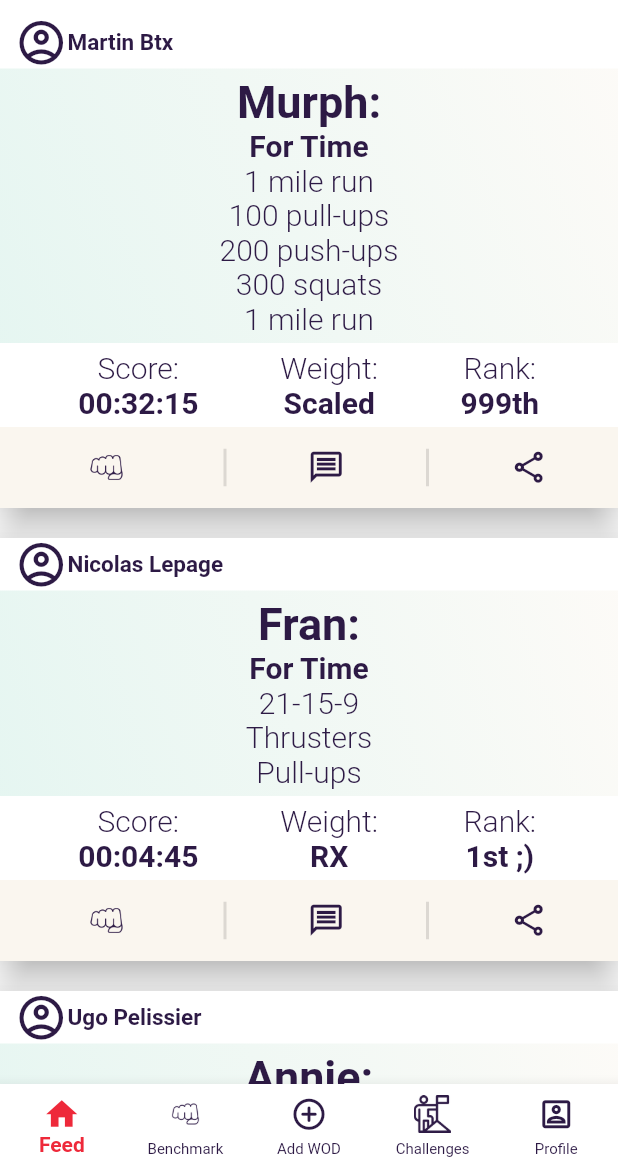
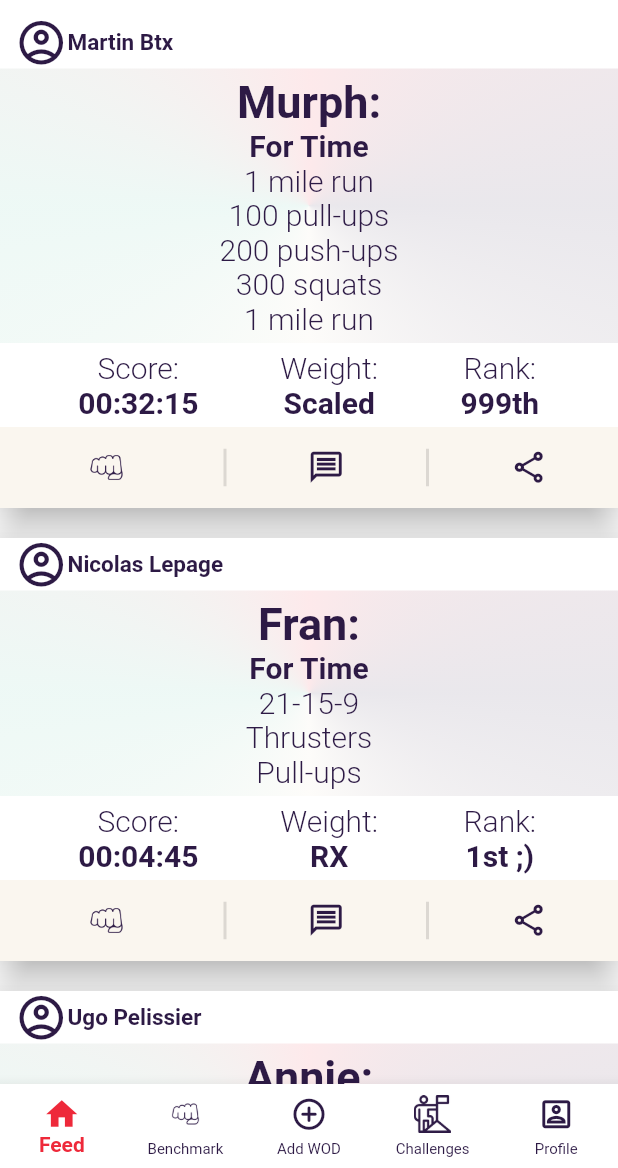
Before and after one commit to nicolaslepage/crossfeed, a Flutter app: the screen it shows after launch, on a phone screen of 412 x 824 dp, the part 68-1236 px from its top. Run offline on Flutter 3.47's test engine with Material 2 defaults, Android fonts, the phone set to English and light mode, and no system bars; our stand-ins replace fl_chart; missing offline and left inert: dart:ffi.

Commit message:
final color scheme changes

```diff
--- a/lib/category.dart
+++ b/lib/category.dart
@@ -77,14 +77,10 @@ class Category extends StatelessWidget {
               ),
               Container(
                 decoration: BoxDecoration(
-                    gradient: LinearGradient(
-                      begin: Alignment.topRight,
-                      end: Alignment.bottomLeft,
-                      colors: [
-                        Color(0xFFEDE1CB).withOpacity(0.15),
-                        Color(0xFF54C1A2).withOpacity(0.15),
-                      ],
-                    )
+                    gradient: SweepGradient(
+                      colors: [const Color(0xFF2D1A45).withOpacity(0.1), const Color(0xFFEDE1CB).withOpacity(0.1), const Color(0xFF54C1A2).withOpacity(0.1),  const Color(0xFFEE293A).withOpacity(0.1), const Color(0xFF2D1A45).withOpacity(0.1),],
+                      stops: [0.0, 0.25, 0.5,0.75, 1],
+                    ),
                 ),
                 child : Padding(
                   padding: const EdgeInsets.all(5.0),
--- a/lib/like_button_widget.dart
+++ b/lib/like_button_widget.dart
@@ -17,20 +17,24 @@ class _like_buttonState extends State<like_button> {
 
   ImageIcon _selected_icon = ImageIcon( AssetImage('assets/fist_outlined.png'),);
 
+  Color _selected_color = Color(0xFF2D1A45);
+
   @override
   Widget build(BuildContext context) {
     return Center(
       child: IconButton(
         iconSize: 30,
         icon: _selected_icon,
-        color: Color(0xFF2D1A45),
+        color: _selected_color,
         tooltip: 'Add to favorite',
         onPressed: () {
           setState(() {
             if( tapped == 0 ){
               _selected_icon = ImageIcon( AssetImage('assets/fist.png'),);
+              _selected_color = Color(0xFFEE293A);
             }else{
               _selected_icon = ImageIcon( AssetImage('assets/fist_outlined.png'),);
+            _selected_color = Color(0xFF2D1A45);
             }
             tapped = (tapped + 1) % 2;
           });
--- a/lib/workout_description_route.dart
+++ b/lib/workout_description_route.dart
@@ -85,7 +85,7 @@ class workout_description_route extends StatelessWidget {
                   child: RichText(
                     textAlign: TextAlign.center,
                     text: TextSpan(
-                      text: given_wod.name + '\n',
+                      text: given_wod.name + ':\n',
                       style: const TextStyle(fontSize: 30, color: Color(0xFF2D1A45), fontWeight: FontWeight.bold),
                       children:  <TextSpan>[
                         TextSpan(text: given_wod.type1, style: const TextStyle(fontSize: 20, color: Color(0xFF2D1A45), fontWeight: FontWeight.bold)),
```
Also changed, not shown: lib/wodlist_route.dart (+7 -7 lines).
